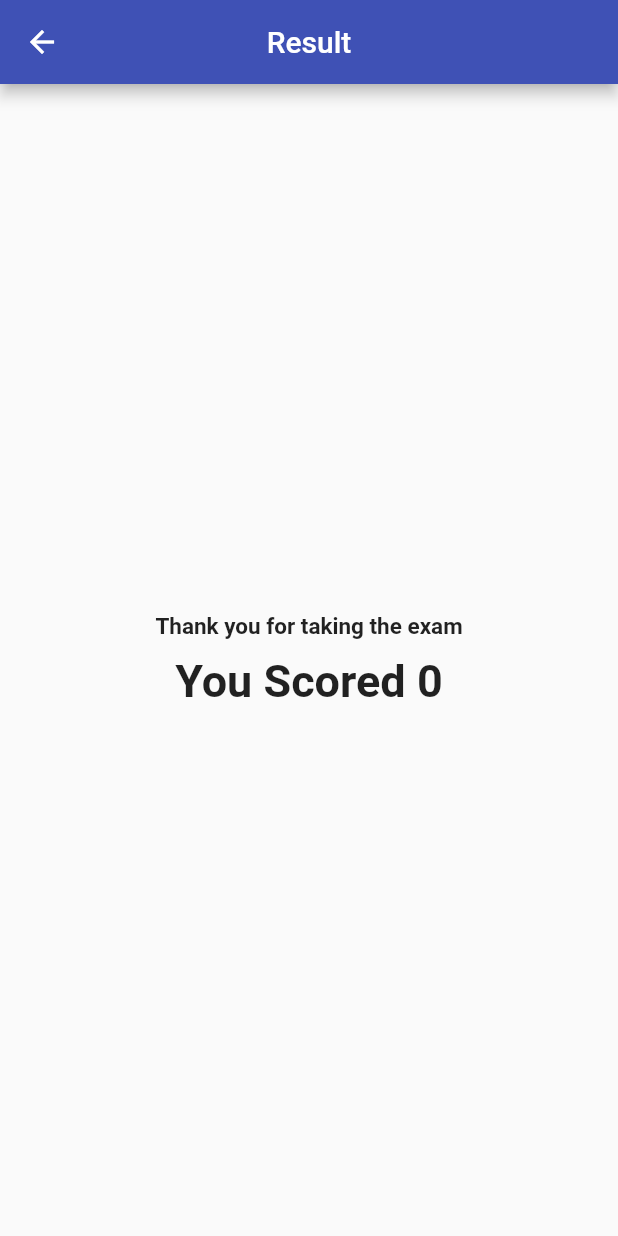
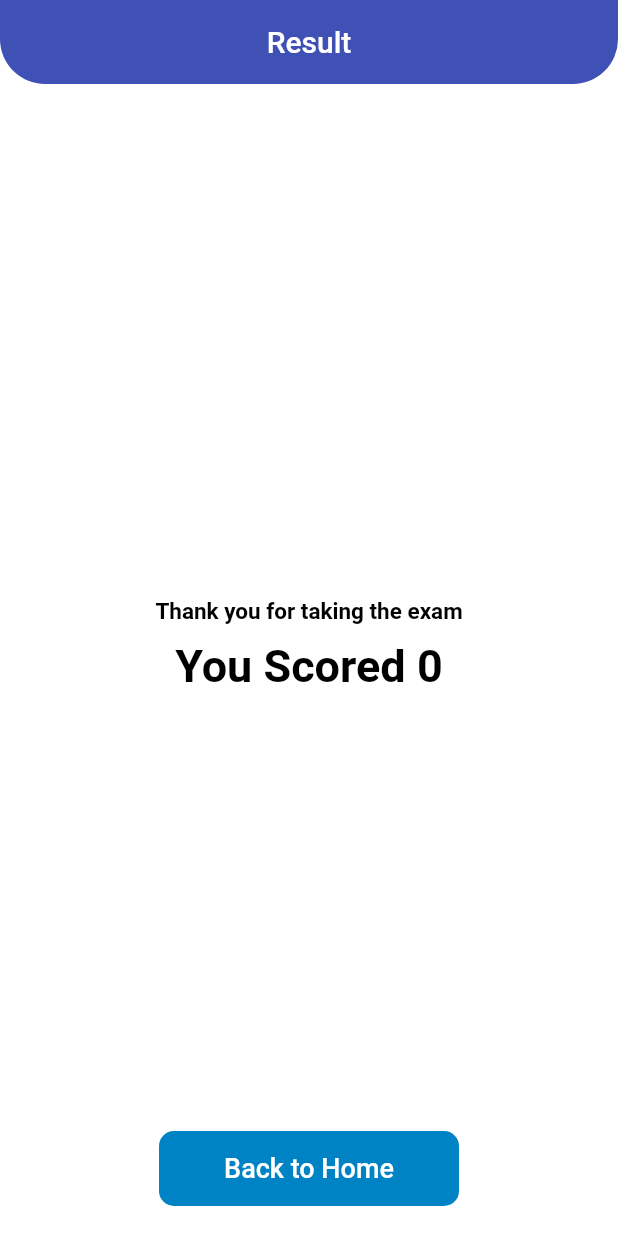
Before and after one commit to sovanmondal182/exam_app_frontend, a Flutter app: the ResultPage screen opened directly with empty values, on a phone screen of 412 x 824 dp. Run offline on Flutter 3.47's test engine with Material 2 defaults, Android fonts, the phone set to English and light mode, and no system bars; our stand-ins replace camera, date_format, dio, flutter_dotenv, flutter_easyloading, flutter_mobx and 2 more; missing offline and left inert: confirm_dialog, duration, flutter_windowmanager, google_mlkit_face_detection; generated files the repository leaves out were written again.

Commit message:
dark theme bug fixes & minor improvements

```diff
--- a/lib/constants/strings.dart
+++ b/lib/constants/strings.dart
@@ -2,14 +2,14 @@ class Strings {
   Strings._();
 
   //General
-  static const String appName = "Anti Cheating Exam App";
+  static const String appName = "Ujian";
 
   // Login Page
   static const logoKey = "login_logo";
 
   static const String idFieldKey = "login_input_id";
   static const String idFieldHint = "Login ID";
-  static const String idFieldError = "Login ID must be of 10 characters";
+  static const String idFieldError = "Login ID must be of 24 characters";
 
   static const String passwordFieldKey = "login_input_password";
   static const String passwordFieldHint = "Password";
@@ -18,4 +18,6 @@ class Strings {
 
   static const String loginButtonKey = "login_button";
   static const String loginButtonText = "Login";
+  static const String backtoHomeButtonKey = "back_button";
+  static const String backtohomwButtonText = "Back to Home";
 }
--- a/lib/main.dart
+++ b/lib/main.dart
@@ -36,7 +36,6 @@ class MyApp extends StatelessWidget {
         title: Strings.appName,
         routes: Routes.routes,
         debugShowCheckedModeBanner: false,
-        // home: _studentStore.isLoggedIn ? HomePage() : LoginPage(),
         home: SplashScreen(),
         builder: EasyLoading.init(),
       ),
--- a/lib/pages/login_page.dart
+++ b/lib/pages/login_page.dart
@@ -64,8 +64,9 @@ class _LoginPageState extends State<LoginPage> {
 
   @override
   Widget build(BuildContext context) {
-    _idController.text = "63736ebf5ab865e02d343134";
-    _passwordController.text = "12345678";
+    // _idController.text = "63736ebf5ab865e02d343134";
+    // _idController.text = "637e023a8b676e059b66e310";
+    // _passwordController.text = "12345678";
 
     return Scaffold(
       body: Container(
--- a/lib/pages/result.dart
+++ b/lib/pages/result.dart
@@ -1,5 +1,12 @@
 import 'package:exam_app/constants/app_theme.dart';
+import 'package:exam_app/constants/routes.dart';
+import 'package:exam_app/constants/strings.dart';
+import 'package:exam_app/models/student/Student.dart';
+import 'package:exam_app/pages/home_page.dart';
+import 'package:exam_app/stores/exam/assigned_exam_store.dart';
+import 'package:exam_app/stores/student/student_store.dart';
 import 'package:flutter/material.dart';
+import 'package:provider/provider.dart';
 
 class ResultPage extends StatelessWidget {
   ResultPage({Key? key, required this.score}) : super(key: key);
@@ -8,15 +15,39 @@ class ResultPage extends StatelessWidget {
 
   @override
   Widget build(BuildContext context) {
-    return Scaffold(
+    return WillPopScope(
+      onWillPop: () async => false,
+      child: Scaffold(
+        backgroundColor: HomePage.iconBool
+            ? AppTheme.themeDataDark.backgroundColor
+            : AppTheme.themeData.backgroundColor,
         appBar: AppBar(
+          automaticallyImplyLeading: false,
+          shape: ShapeBorder.lerp(
+              RoundedRectangleBorder(
+                borderRadius: BorderRadius.vertical(
+                  bottom: Radius.circular(30),
+                ),
+              ),
+              RoundedRectangleBorder(
+                borderRadius: BorderRadius.vertical(
+                  bottom: Radius.circular(30),
+                ),
+              ),
+              0),
+          elevation: 0,
           backgroundColor: AppTheme.themeData.primaryColor,
           centerTitle: true,
           title: Text("Result"),
         ),
         body: Container(
           child: Column(
-          crossAxisAlignment: CrossAxisAlignment.stretch,
+            mainAxisAlignment: MainAxisAlignment.spaceBetween,
+            children: [
+              SizedBox(
+                height: 50,
+              ),
+              Column(
                 mainAxisAlignment: MainAxisAlignment.center,
                 children: [
                   Center(
@@ -25,6 +56,7 @@ class ResultPage extends StatelessWidget {
                       style: TextStyle(
                         fontSize: 15,
                         fontWeight: FontWeight.bold,
+                        color: HomePage.iconBool ? Colors.white : Colors.black,
                       ),
                     ),
                   ),
@@ -35,11 +67,53 @@ class ResultPage extends StatelessWidget {
                       style: TextStyle(
                         fontSize: 30,
                         fontWeight: FontWeight.bold,
+                        color: HomePage.iconBool ? Colors.white : Colors.black,
                       ),
                     ),
                   ),
                 ],
               ),
+              Column(
+                children: [
+                  GestureDetector(
+                    onTap: () {
+                      Navigator.pop(context);
+                      Student student =
+                          context.read<StudentStore>().currentStudent!;
+
+                      context.read<StudentStore>().login(student);
+                      context
+                          .read<AssignedExamStore>()
+                          .getAssignedExams(student.id, student.token);
+
+                      Navigator.pushReplacementNamed(context, Routes.home);
+                    },
+                    key: Key(Strings.backtoHomeButtonKey),
+                    child: Container(
+                      height: 50,
+                      width: 200,
+                      decoration: BoxDecoration(
+                        color: AppTheme.themeDataDark.highlightColor,
+                        borderRadius: BorderRadius.circular(10.0),
+                      ),
+                      child: Center(
+                        child: Text(
+                          Strings.backtohomwButtonText,
+                          style: TextStyle(
+                            fontSize: 18,
+                            fontWeight: FontWeight.w500,
+                            color: Colors.white,
+                          ),
+                        ),
+                      ),
+                    ),
+                  ),
+                  SizedBox(height: 20),
+                ],
+              ),
+            ],
+          ),
+        ),
       ),
     );
   }
--- a/lib/widgets/exam/question_button.dart
+++ b/lib/widgets/exam/question_button.dart
@@ -1,3 +1,4 @@
+import 'package:exam_app/pages/home_page.dart';
 import 'package:exam_app/stores/exam/exam_store.dart';
 import 'package:flutter/material.dart';
 import 'package:flutter_mobx/flutter_mobx.dart';
@@ -23,7 +24,9 @@ class QuestionButton extends StatelessWidget {
               borderRadius: BorderRadius.circular(30),
               color: context.watch<ExamStore>().answers![questionNo] != null
                   ? Color.fromARGB(255, 0, 157, 3)
-                  : Colors.black12,
+                  : HomePage.iconBool
+                      ? Colors.white
+                      : Colors.black12,
             ),
             alignment: Alignment.center,
             child: Text(
--- a/pubspec.yaml
+++ b/pubspec.yaml
@@ -1,5 +1,5 @@
 name: exam_app
-description: College Capstone Project
+description: An AI Proctored Online Exam App
 
 publish_to: 'none' # Remove this line if you wish to publish to pub.dev
 
```
Also changed, not shown: lib/pages/exam_page.dart (+21 -4 lines), lib/pages/home_page.dart (+23 -21 lines), lib/widgets/exam/question_widget.dart (+12 -4 lines), 20 other files. Lines whose indentation alone changed are shown as unchanged.
